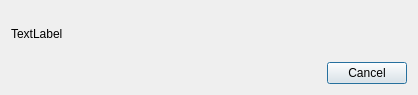
This is ApolloExplorerPC/dialogdelete.ui in ronybeck/ApolloExplorer as Qt 5 draws it before an edit. The edited form follows.
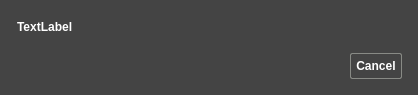
This is the edited form.

Diff of the .ui file:
```diff
--- a/ApolloExplorerPC/dialogdelete.ui
+++ b/ApolloExplorerPC/dialogdelete.ui
@@ -13,6 +13,60 @@
   <property name="windowTitle">
    <string>Deleting</string>
   </property>
+  <property name="styleSheet">
+   <string notr="true">QWidget
+{	
+	background-color: #444444;
+	font: bold 12px;
+	color:  white;
+	font: 700 10pt &quot;Comfortaa&quot;;
+}
+QLabel{
+	padding-left: 3px;
+	padding-right: 3px;
+}
+
+QLineEdit
+{
+border: 1px solid rgb(136, 138, 133);
+}
+
+QPushButton
+{
+	margin: 5px;
+	padding: 5px;
+	border: 1px solid rgb(136, 138, 133);
+    border-radius: 2px;
+	text-align: center;
+}
+QPushButton::pressed
+{
+	background-color: #555555;
+}
+QPushButton::hover
+{
+	border: 1px solid #aaaaaa;
+}
+QGroupBox
+{
+	padding: 1px;
+	margin: 1px;
+}
+
+QHeaderView::section
+{
+	margin: 2px;
+	padding: 2px;
+}
+
+QMenu::indicator {
+    border: 1px inset white;
+}
+QMenu::indicator:checked {
+    border: 1px inset white;
+	background: red;
+}</string>
+  </property>
   <layout class="QVBoxLayout" name="verticalLayout">
    <item>
     <widget class="QLabel" name="label">
```
